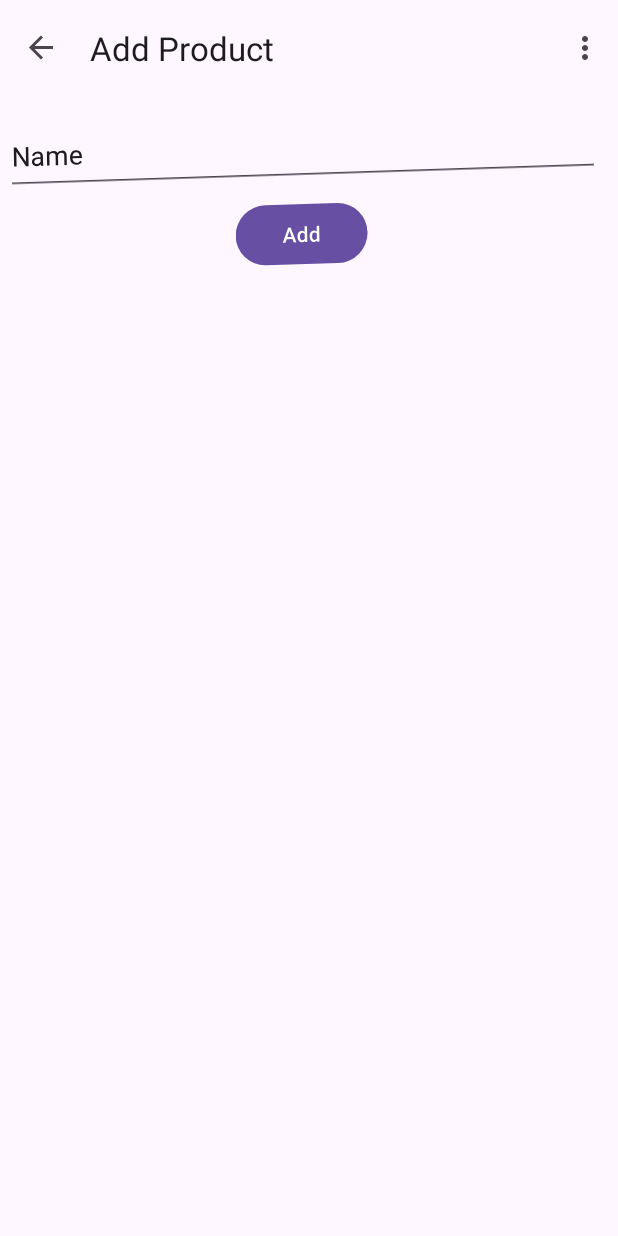
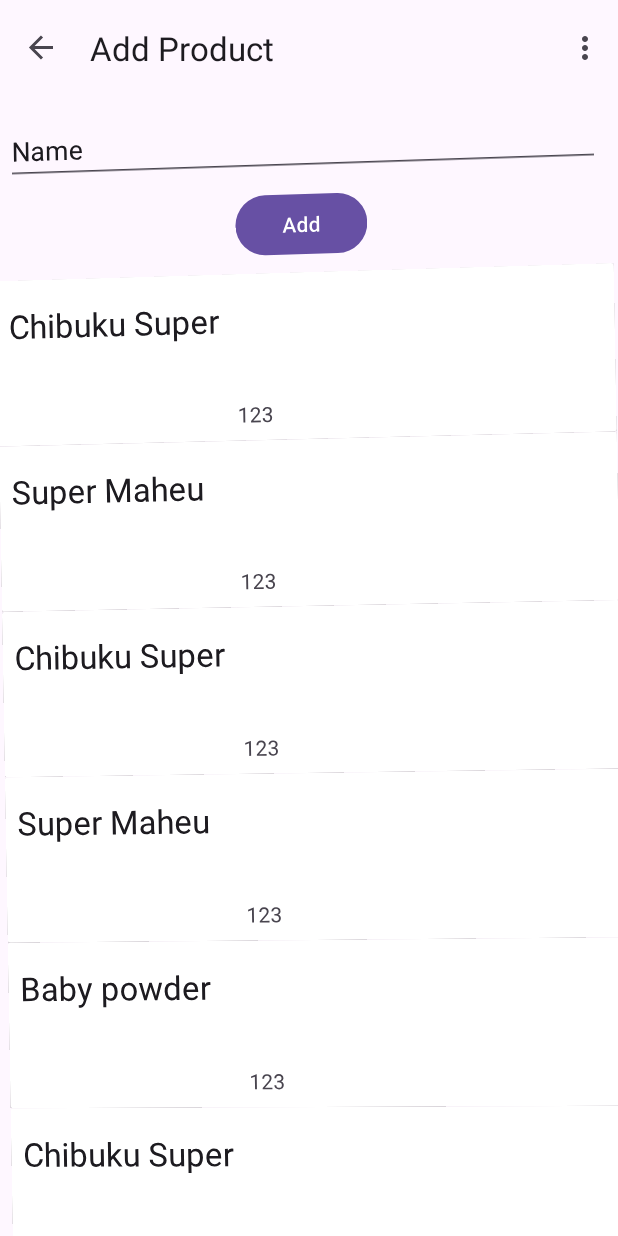
Before and after one commit to kchiwakaya/blackliquid, an Android app: the ProductFragment screen opened through its navigation route, on a phone screen of 412 x 824 dp. Run offline under Robolectric (Android 15) with nearby library versions, the phone set to English and light mode, and no system bars; our stand-ins replace navigation-ui.

```diff
--- a/app/src/main/java/com/balckliquid/blackliquid/ProductFragment.kt
+++ b/app/src/main/java/com/balckliquid/blackliquid/ProductFragment.kt
@@ -46,15 +46,26 @@ class ProductFragment : Fragment() {
         val products = ArrayList<Util>()
 
         var recyclerView = view.findViewById<RecyclerView>(R.id.prorecyclerview)
-        val product = Util("Super","123")
-        val product1 = Util("Super","123")
-        val product2 = Util("Super","123")
+        val product = Util("Chibuku Super","123")
+        val product1 = Util("Super Maheu","123")
+        val product2 = Util("Baby powder","123")
+        val product3 = Util("Chibuku Super","123")
+        val product4 = Util("Super Maheu","123")
+        val product5 = Util("Baby powder","123")
+        val product6 = Util("Chibuku Super","123")
+        val product7 = Util("Super Maheu","123")
+        val product8 = Util("Baby powder","123")
 
 
 
         products?.add(product)
         products?.add(product1)
-        products?.add(product2)
+        products?.add(product3)
+        products?.add(product4)
+        products?.add(product5)
+        products?.add(product6)
+        products?.add(product7)
+        products?.add(product8)
         val adapter = ProductAdapter(requireContext(), products)
         recyclerView.adapter = adapter
         recyclerView.layoutManager = LinearLayoutManager(requireContext())
--- a/app/src/main/java/com/balckliquid/blackliquid/views/ProductAdapter.kt
+++ b/app/src/main/java/com/balckliquid/blackliquid/views/ProductAdapter.kt
@@ -23,15 +23,16 @@ class ProductAdapter(private val context: Context, private val products: ArrayLi
     override fun onBindViewHolder(holder: ViewHolder, position: Int) {
         val product = products[position]
         holder.name?.text = product.product_name
+        holder.price?.text = product.product_id
         //holder..text = product.product_name
     }
 
-    override fun getItemCount(): Int = 0
+    override fun getItemCount(): Int = products.size
 
     inner class ViewHolder(itemView: View?): RecyclerView.ViewHolder(itemView!!) {
         //val textCourse = itemView?.findViewById<TextView?>(R.id.textCourse)
         val name = itemView?.findViewById<TextView?>(R.id.txtName)
-        //val price = itemView?.findViewById<TextView?>(R.id.txtPrice)
+        val price = itemView?.findViewById<TextView?>(R.id.txtPrice)
 
         init {
             itemView?.setOnClickListener {
--- a/app/src/main/res/layout/fragment_product.xml
+++ b/app/src/main/res/layout/fragment_product.xml
@@ -19,21 +19,10 @@
         app:layout_constraintStart_toStartOf="parent"
         app:layout_constraintTop_toBottomOf="@+id/editLtProduct" />
 
-    <androidx.recyclerview.widget.RecyclerView
-        android:id="@+id/prorecyclerview"
-        android:layout_width="match_parent"
-        android:layout_height="0dp"
-        android:layout_marginTop="8dp"
-        app:layout_constraintBottom_toBottomOf="parent"
-        app:layout_constraintEnd_toEndOf="parent"
-        app:layout_constraintStart_toStartOf="parent"
-        app:layout_constraintTop_toBottomOf="@+id/btnAddProdcut"
-        tools:listitem="@layout/product_list" />
-
     <EditText
         android:id="@+id/editLtProduct"
         android:layout_width="0dp"
-        android:layout_height="52dp"
+        android:layout_height="wrap_content"
         android:layout_marginStart="8dp"
         android:layout_marginTop="8dp"
         android:layout_marginEnd="8dp"
@@ -44,4 +33,17 @@
         app:layout_constraintStart_toStartOf="parent"
         app:layout_constraintTop_toTopOf="parent" />
 
+    <androidx.recyclerview.widget.RecyclerView
+        android:id="@+id/prorecyclerview"
+        android:layout_width="match_parent"
+        android:layout_height="0dp"
+        android:layout_marginTop="8dp"
+        app:layout_constraintBottom_toBottomOf="parent"
+        app:layout_constraintEnd_toEndOf="parent"
+        app:layout_constraintStart_toStartOf="parent"
+        app:layout_constraintTop_toBottomOf="@+id/btnAddProdcut"
+        tools:listitem="@layout/product_list" >
+
+    </androidx.recyclerview.widget.RecyclerView>
+
 </androidx.constraintlayout.widget.ConstraintLayout>
--- a/app/src/main/res/layout/product_list.xml
+++ b/app/src/main/res/layout/product_list.xml
@@ -20,8 +20,10 @@
             <TextView
                 android:id="@+id/txtName"
                 android:layout_width="0dp"
-                android:layout_height="22dp"
-                android:layout_marginTop="8dp"
+                android:layout_height="52dp"
+                android:layout_marginStart="8dp"
+                android:layout_marginTop="16dp"
+                android:layout_marginEnd="8dp"
                 android:textAppearance="@style/TextAppearance.AppCompat.Large"
                 app:layout_constraintEnd_toEndOf="parent"
                 app:layout_constraintHorizontal_bias="0.498"
@@ -33,6 +35,8 @@
                 android:layout_width="wrap_content"
                 android:layout_height="wrap_content"
                 android:layout_marginTop="16dp"
+                android:layout_marginBottom="8dp"
+                app:layout_constraintBottom_toBottomOf="parent"
                 app:layout_constraintEnd_toEndOf="parent"
                 app:layout_constraintHorizontal_bias="0.416"
                 app:layout_constraintStart_toStartOf="parent"
```
